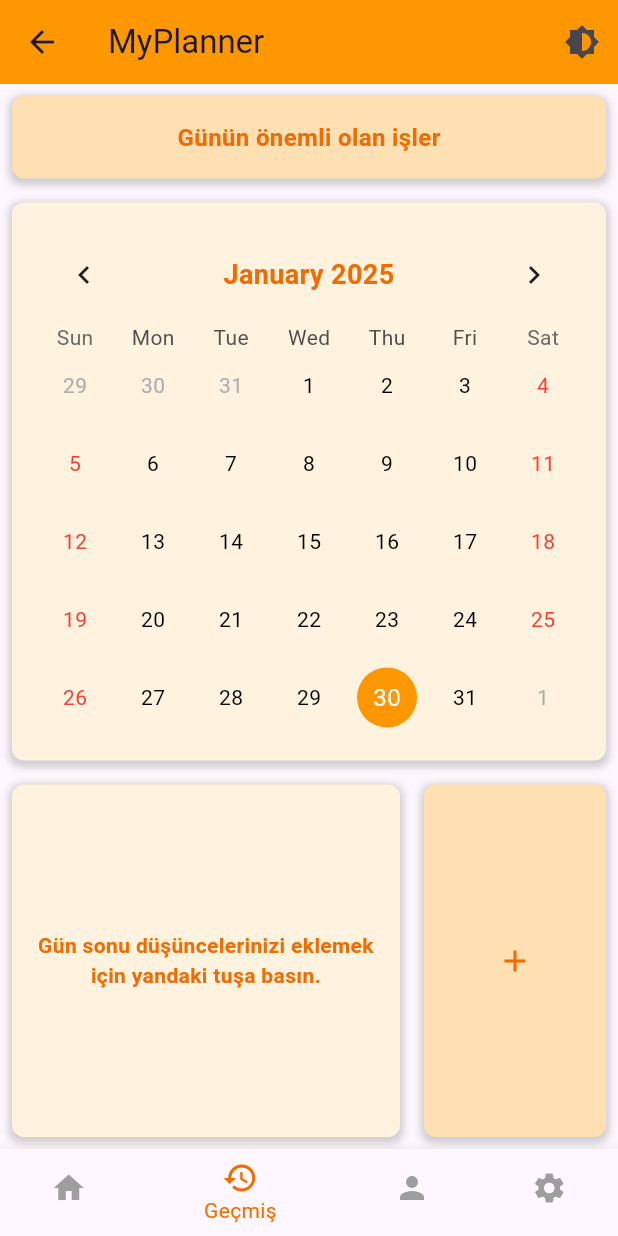
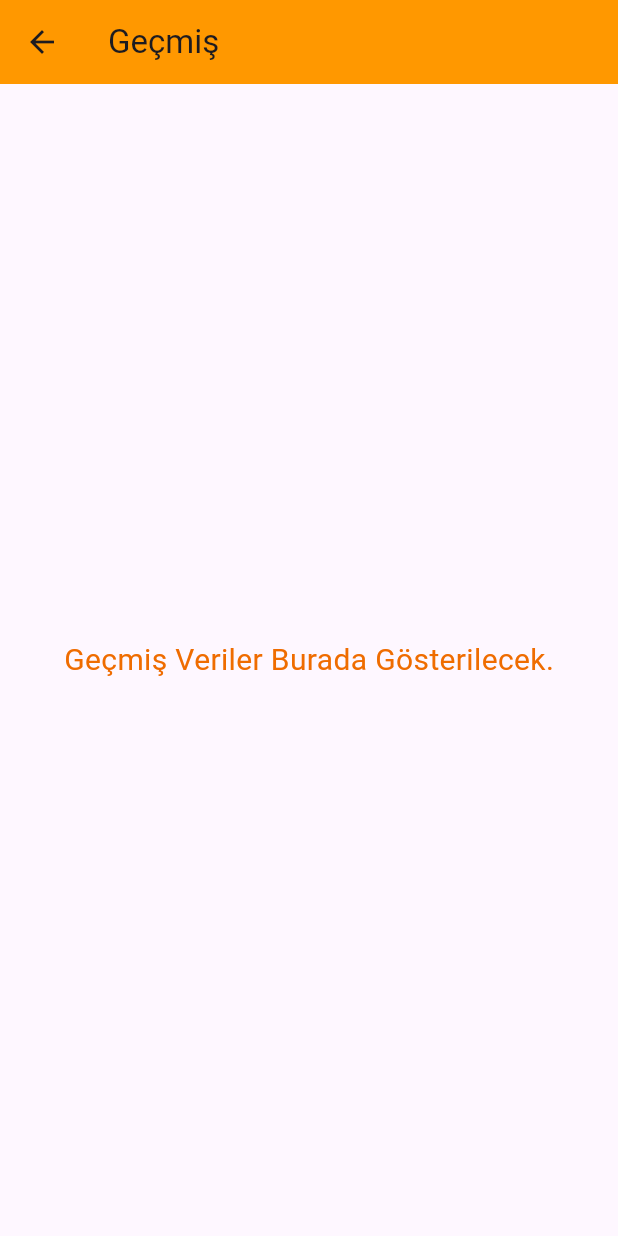
Before and after one commit to zeynepsudeakb/projects2., a Flutter app: the PlannerScreen screen opened directly, item 2 of the bottom bar chosen, on a phone screen of 412 x 824 dp. Run offline on Flutter 3.47's test engine with Material 3 defaults, Android fonts, the phone set to English and light mode, and no system bars; drawn by our look-alikes of table_calendar.

Commit message:
geçmiş sayfası ekledim

```diff
--- /dev/null
+++ b/lib/hıstory.dart
@@ -0,0 +1,22 @@
+// history.dart
+import 'package:flutter/material.dart';
+
+class HistoryPage extends StatelessWidget {
+  const HistoryPage({Key? key}) : super(key: key);
+
+  @override
+  Widget build(BuildContext context) {
+    return Scaffold(
+      appBar: AppBar(
+        title: const Text('Geçmiş'),
+        backgroundColor: Colors.orange,
+      ),
+      body: Center(
+        child: Text(
+          'Geçmiş Veriler Burada Gösterilecek.',
+          style: TextStyle(fontSize: 20, color: Colors.orange[800]),
+        ),
+      ),
+    );
+  }
+}
--- a/lib/main.dart
+++ b/lib/main.dart
@@ -1,6 +1,7 @@
 import 'package:flutter/material.dart';
 import 'package:projects/welcome.dart';
 import 'package:table_calendar/table_calendar.dart';
+import 'package:projects/hıstory.dart';  // HistoryPage'i import ettik
 
 void main() {
   runApp(const MyPlannerApp());
@@ -22,32 +23,6 @@ class MyPlannerApp extends StatelessWidget {
   }
 }
 
-/*class WelcomePage extends StatelessWidget {
-  const WelcomePage({Key? key}) : super(key: key);
-
-  @override
-  Widget build(BuildContext context) {
-    return Scaffold(
-      body: Center(
-        child: ElevatedButton(
-          onPressed: () {
-            Navigator.pushReplacement(
-              context,
-              MaterialPageRoute(builder: (context) => const PlannerScreen()), // PlannerScreen'e geçiş
-            );
-          },
-          child: const Text('Başla'),
-          style: ElevatedButton.styleFrom(
-            backgroundColor: Colors.orange[700],
-            padding: const EdgeInsets.symmetric(horizontal: 20, vertical: 10),
-            textStyle: const TextStyle(fontSize: 18),
-          ),
-        ),
-      ),
-    );
-  }
-}*/
-
 class PlannerScreen extends StatefulWidget {
   const PlannerScreen({Key? key}) : super(key: key);
 
@@ -62,9 +37,17 @@ class _PlannerScreenState extends State<PlannerScreen> {
     setState(() {
       _selectedIndex = index;
     });
+
+    // Geçmiş butonuna tıklandığında HistoryPage'e geçiş
+    if (index == 1) {
+      Navigator.push(
+        context,
+        MaterialPageRoute(builder: (context) => const HistoryPage()), // HistoryPage'e yönlendir
+      );
+    }
   }
 
-  bool isDarkMode = false; // Gece modu durumu
+  bool isDarkMode = false;
 
   // Gece ve gündüz modlarını değiştiren fonksiyon
   void toggleTheme() {
--- a/lib/welcome.dart
+++ b/lib/welcome.dart
@@ -1,5 +1,4 @@
 import 'package:flutter/material.dart';
-
 import 'main.dart';
 
 void main() {
```
